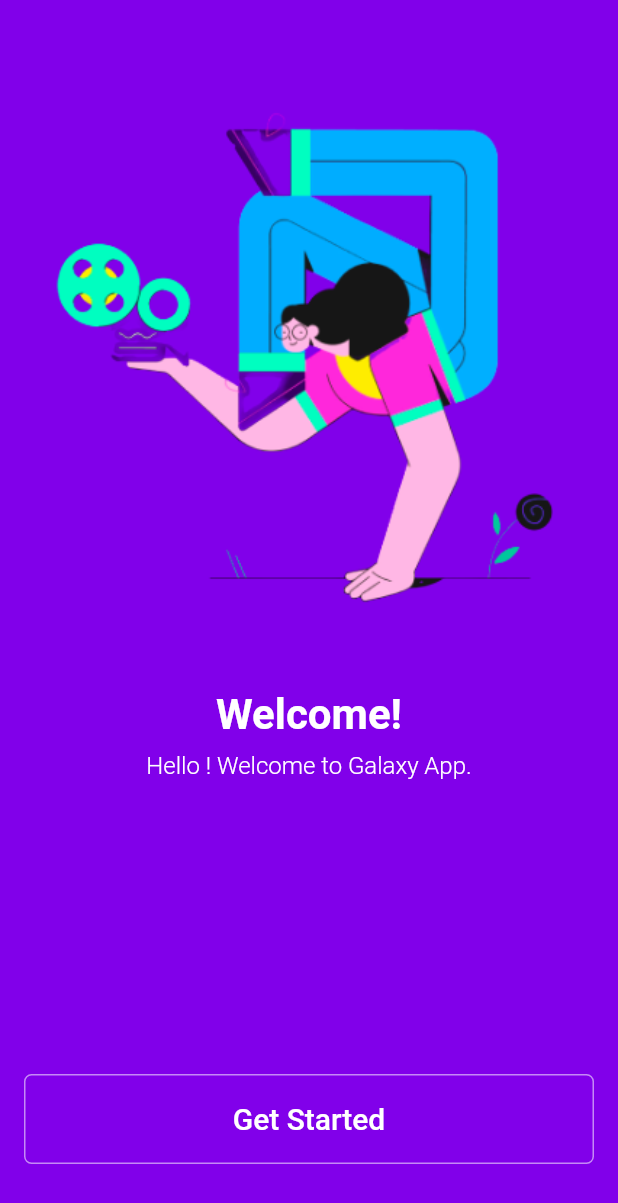
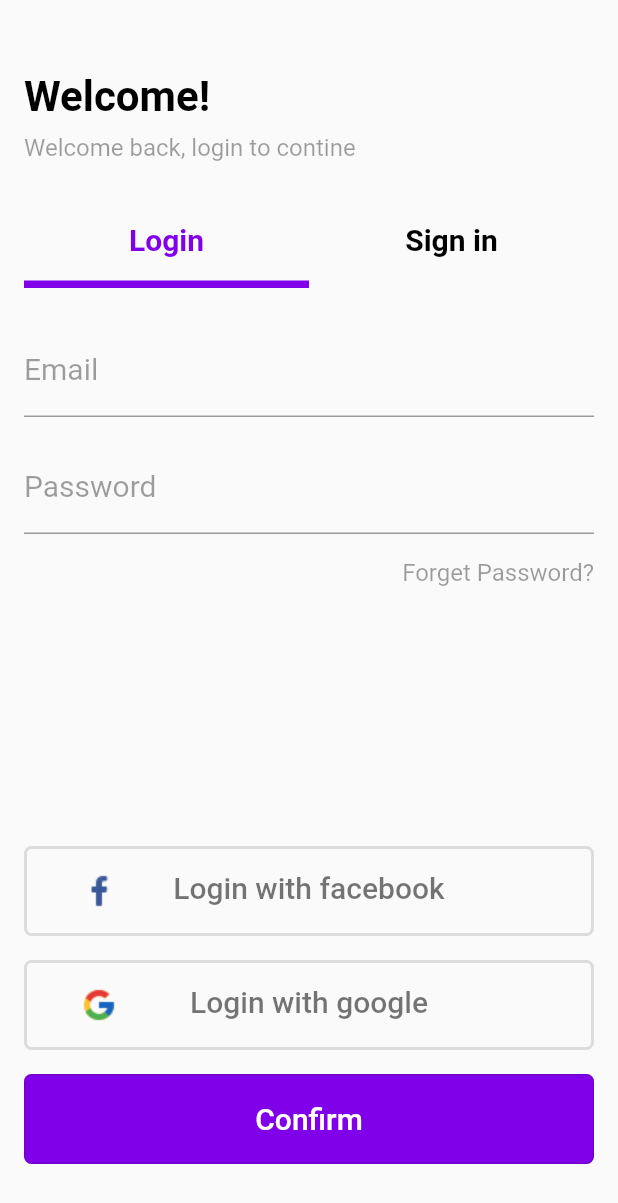
Before and after one commit to n3k00/movie_booking_app, a Flutter app: the screen it shows after launch, on a phone screen of 412 x 824 dp. Shown: the top 1203 px of the screen. Run offline on Flutter 3.47's test engine with Material 2 defaults, Android fonts, the phone set to English and light mode, and no system bars.

Commit message:
Add Login and Register Page

```diff
--- a/lib/main.dart
+++ b/lib/main.dart
@@ -1,4 +1,5 @@
 import 'package:flutter/material.dart';
+import 'package:movie_booking_app/pages/login_and_register_page.dart';
 import 'package:movie_booking_app/pages/welcome_page.dart';
 
 void main() {
@@ -11,7 +12,7 @@ class MyApp extends StatelessWidget {
   Widget build(BuildContext context) {
     return MaterialApp(
       debugShowCheckedModeBanner: false,
-      home: WelcomePage(),
+      home: LoginAndRegisterPage(),
     );
   }
 }
--- /dev/null
+++ b/lib/pages/login_and_register_page.dart
@@ -0,0 +1,291 @@
+import 'package:flutter/material.dart';
+import 'package:flutter/services.dart';
+import 'package:movie_booking_app/resources/colors.dart';
+import 'package:movie_booking_app/resources/dimens.dart';
+import 'package:movie_booking_app/resources/strings.dart';
+import 'package:movie_booking_app/widgets/button_widget.dart';
+import 'package:movie_booking_app/widgets/signin_and_login_button_widget.dart';
+import 'package:movie_booking_app/widgets/title_text.dart';
+
+class LoginAndRegisterPage extends StatelessWidget {
+  @override
+  Widget build(BuildContext context) {
+    return Scaffold(
+      body: SingleChildScrollView(
+        child: Container(
+          height: MediaQuery.of(context).size.height,
+          padding: EdgeInsets.symmetric(
+            horizontal: MARGIN_MEDIUM_2,
+            vertical: MARGIN_XXLARGE,
+          ),
+          child: Column(
+            crossAxisAlignment: CrossAxisAlignment.start,
+            children: [
+              TitleText(WELCOME_TITLE),
+              SizedBox(height: MARGIN_MEDIUM),
+              Text(
+                LOGIN_WELCOME_TEXT,
+                style: TextStyle(
+                  color: Colors.black38,
+                  fontWeight: FontWeight.w400,
+                  fontSize: TEXT_REGULAR_2X,
+                ),
+              ),
+              SizedBox(height: MARGIN_LARGE),
+              Expanded(
+                child: DefaultTabController(
+                  length: 2,
+                  child: Column(
+                    mainAxisSize: MainAxisSize.max,
+                    children: [
+                      TabBar(
+                        onTap: null,
+                        indicatorColor: PRIMARY_COLOR,
+                        indicatorWeight: 5.0,
+                        labelColor: PRIMARY_COLOR,
+                        unselectedLabelColor: Colors.black,
+                        labelStyle: TextStyle(
+                          fontWeight: FontWeight.bold,
+                          fontSize: TEXT_REGULAR_3X,
+                        ),
+                        labelPadding: EdgeInsets.all(MARGIN_MEDIUM_2),
+                        tabs: [
+                          Text(LOGIN_TEXT),
+                          Text(SIGN_IN_TEXT),
+                        ],
+                      ),
+                      SizedBox(height: MARGIN_LARGE),
+                      Expanded(
+                        child: TabBarView(
+                          children: [
+                            LoginView(),
+                            SignInView(),
+                          ],
+                        ),
+                      ),
+                    ],
+                  ),
+                ),
+              ),
+            ],
+          ),
+        ),
+      ),
+    );
+  }
+}
+
+class SignInView extends StatelessWidget {
+  @override
+  Widget build(BuildContext context) {
+    return Container(
+      child: Column(children: [
+        SingInTextFieldVIew(),
+        Spacer(),
+        SignInButtonsView(),
+      ]),
+    );
+  }
+}
+
+class SignInButtonsView extends StatelessWidget {
+  @override
+  Widget build(BuildContext context) {
+    return Container(
+      child: Column(
+        children: [
+          SignInAndLoginButtonWidget(
+            SIGN_IN_WITH_FACEBOOK,
+            Image.asset(
+              "assets/icons/facebook.png",
+              width: 36,
+              height: 36,
+            ),
+          ),
+          SizedBox(height: MARGIN_MEDIUM_2),
+          SignInAndLoginButtonWidget(
+            SIGN_IN_WITH_GOOGLE,
+            Image.asset(
+              "assets/icons/google.png",
+              width: 36,
+              height: 36,
+            ),
+          ),
+          SizedBox(height: MARGIN_MEDIUM_2),
+          ButtonWidget(CONFIRM_TEXT),
+        ],
+      ),
+    );
+  }
+}
+
+class SingInTextFieldVIew extends StatelessWidget {
+  @override
+  Widget build(BuildContext context) {
+    return Column(
+      children: [
+        TextField(
+          decoration: InputDecoration(
+            labelText: NAME_TEXT,
+            labelStyle: TextStyle(
+              color: Colors.black38,
+              fontWeight: FontWeight.w400,
+              fontSize: TEXT_REGULAR_3X,
+            ),
+            focusedBorder: UnderlineInputBorder(
+              borderSide: BorderSide(color: Colors.black12),
+            ),
+          ),
+        ),
+        SizedBox(height: MARGIN_MEDIUM_2),
+        TextField(
+          keyboardType: TextInputType.number,
+          decoration: InputDecoration(
+            labelText: PHONE_NUMBER_TEXT,
+            labelStyle: TextStyle(
+              color: Colors.black38,
+              fontWeight: FontWeight.w400,
+              fontSize: TEXT_REGULAR_3X,
+            ),
+            focusedBorder: UnderlineInputBorder(
+              borderSide: BorderSide(color: Colors.black12),
+            ),
+          ),
+        ),
+        SizedBox(height: MARGIN_MEDIUM_2),
+        TextField(
+          decoration: InputDecoration(
+            labelText: EMAIL_TEXT,
+            labelStyle: TextStyle(
+              color: Colors.black38,
+              fontWeight: FontWeight.w400,
+              fontSize: TEXT_REGULAR_3X,
+            ),
+            focusedBorder: UnderlineInputBorder(
+              borderSide: BorderSide(color: Colors.black12),
+            ),
+          ),
+        ),
+        SizedBox(height: MARGIN_MEDIUM_2),
+        TextField(
+          obscureText: true,
+          decoration: InputDecoration(
+            labelText: PASSWORD_TEXT,
+            labelStyle: TextStyle(
+              color: Colors.black38,
+              fontWeight: FontWeight.w400,
+              fontSize: TEXT_REGULAR_3X,
+            ),
+            focusedBorder: UnderlineInputBorder(
+              borderSide: BorderSide(
+                color: Colors.black12,
+              ),
+            ),
+          ),
+        ),
+      ],
+    );
+  }
+}
+
+class LoginView extends StatelessWidget {
+  @override
+  Widget build(BuildContext context) {
+    return Container(
+      child: Column(
+        children: [
+          LoginTextFieldAndForgetTextView(),
+          Spacer(),
+          LoginButtonsView(),
+        ],
+      ),
+    );
+  }
+}
+
+class LoginButtonsView extends StatelessWidget {
+  const LoginButtonsView({
+    Key key,
+  }) : super(key: key);
+
+  @override
+  Widget build(BuildContext context) {
+    return Container(
+      child: Column(
+        children: [
+          SignInAndLoginButtonWidget(
+            LOGIN_WITH_FACEBOOK,
+            Image.asset(
+              "assets/icons/facebook.png",
+              width: 36,
+              height: 36,
+            ),
+          ),
+          SizedBox(height: MARGIN_MEDIUM_2),
+          SignInAndLoginButtonWidget(
+            LOGIN_WITH_GOOGLE,
+            Image.asset(
+              "assets/icons/google.png",
+              width: 36,
+              height: 36,
+            ),
+          ),
+          SizedBox(height: MARGIN_MEDIUM_2),
+          ButtonWidget(CONFIRM_TEXT),
+        ],
+      ),
+    );
+  }
+}
+
+class LoginTextFieldAndForgetTextView extends StatelessWidget {
+  @override
+  Widget build(BuildContext context) {
+    return Column(
+      crossAxisAlignment: CrossAxisAlignment.end,
+      children: [
+        TextField(
+          decoration: InputDecoration(
+            labelText: EMAIL_TEXT,
+            labelStyle: TextStyle(
+              color: Colors.black38,
+              fontWeight: FontWeight.w400,
+              fontSize: TEXT_REGULAR_3X,
+            ),
+            focusedBorder: UnderlineInputBorder(
+              borderSide: BorderSide(color: Colors.black12),
+            ),
+          ),
+        ),
+        SizedBox(height: MARGIN_MEDIUM_2),
+        TextField(
+          obscureText: true,
+          decoration: InputDecoration(
+            labelText: PASSWORD_TEXT,
+            labelStyle: TextStyle(
+              color: Colors.black38,
+              fontWeight: FontWeight.w400,
+              fontSize: TEXT_REGULAR_3X,
+            ),
+            focusedBorder: UnderlineInputBorder(
+              borderSide: BorderSide(
+                color: Colors.black12,
+              ),
+            ),
+          ),
+        ),
+        SizedBox(
+          height: MARGIN_MEDIUM_2,
+        ),
+        Text(
+          LOGIN_FORGET_PASSWORD_TEXT,
+          style: TextStyle(
+            color: Colors.black38,
+            fontWeight: FontWeight.w400,
+            fontSize: TEXT_REGULAR_2X,
+          ),
+        ),
+      ],
+    );
+  }
+}
--- a/lib/pages/welcome_page.dart
+++ b/lib/pages/welcome_page.dart
@@ -3,6 +3,7 @@ import 'package:movie_booking_app/resources/colors.dart';
 import 'package:movie_booking_app/resources/dimens.dart';
 import 'package:movie_booking_app/resources/strings.dart';
 import 'package:movie_booking_app/widgets/button_widget.dart';
+import 'package:movie_booking_app/widgets/title_text.dart';
 
 class WelcomePage extends StatelessWidget {
   @override
@@ -21,12 +22,9 @@ class WelcomePage extends StatelessWidget {
               ),
               child: Column(
                 children: [
-                  Text(
+                  TitleText(
                     WELCOME_TITLE,
-                    style: TextStyle(
-                        color: Colors.white,
-                        fontWeight: FontWeight.w600,
-                        fontSize: TEXT_HEADING_X2),
+                    titleColor: Colors.white,
                   ),
                   SizedBox(height: MARGIN_MEDIUM),
                   Text(
@@ -38,7 +36,10 @@ class WelcomePage extends StatelessWidget {
                     ),
                   ),
                   Spacer(),
-                  ButtonWidget(),
+                  ButtonWidget(
+                    WELCOME_BUTTON_TEXT,
+                    isGhostBtn: true,
+                  ),
                 ],
               ),
             ),
--- a/lib/resources/colors.dart
+++ b/lib/resources/colors.dart
@@ -1,3 +1,4 @@
 import 'package:flutter/material.dart';
 
 const PRIMARY_COLOR = Color.fromRGBO(129, 0, 234, 1.0);
+const TEXT_FIELD_FOCUS_BORDER_COLOR = Color.fromRGBO(233, 234, 242, 1.0);
--- a/lib/resources/strings.dart
+++ b/lib/resources/strings.dart
@@ -1,3 +1,16 @@
 const WELCOME_TITLE = "Welcome!";
 const WELCOME_TEXT = "Hello ! Welcome to Galaxy App.";
 const WELCOME_BUTTON_TEXT = "Get Started";
+const LOGIN_WELCOME_TEXT = "Welcome back, login to contine";
+const LOGIN_TEXT = "Login";
+const SIGN_IN_TEXT = "Sign in";
+const EMAIL_TEXT = "Email";
+const PASSWORD_TEXT = "Password";
+const LOGIN_FORGET_PASSWORD_TEXT = "Forget Password?";
+const CONFIRM_TEXT = "Confirm";
+const SIGN_IN_WITH_FACEBOOK = "Sign in with facebook";
+const SIGN_IN_WITH_GOOGLE = "Sing in with google";
+const NAME_TEXT = "Name";
+const PHONE_NUMBER_TEXT = "Phone Number";
+const LOGIN_WITH_FACEBOOK = "Login with facebook";
+const LOGIN_WITH_GOOGLE = "Login with google";
--- a/lib/widgets/button_widget.dart
+++ b/lib/widgets/button_widget.dart
@@ -1,17 +1,28 @@
 import 'package:flutter/material.dart';
+import 'package:movie_booking_app/resources/colors.dart';
 import 'package:movie_booking_app/resources/dimens.dart';
 import 'package:movie_booking_app/resources/strings.dart';
 
 class ButtonWidget extends StatelessWidget {
+  final String btnText;
+  final bool isGhostBtn;
+
+  ButtonWidget(
+    this.btnText, {
+    this.isGhostBtn = false,
+  });
+
   @override
   Widget build(BuildContext context) {
     return OutlinedButton(
       style: OutlinedButton.styleFrom(
         primary: Colors.red,
-        side: BorderSide(
-          width: 1,
-          color: Colors.white54,
-        ),
+        side: isGhostBtn
+            ? BorderSide(
+                width: 2,
+                color: Colors.white54,
+              )
+            : null,
         shape: RoundedRectangleBorder(
           borderRadius: BorderRadius.all(
             Radius.circular(5),
@@ -21,9 +32,10 @@ class ButtonWidget extends StatelessWidget {
           MediaQuery.of(context).size.width,
           60,
         ),
+        backgroundColor: isGhostBtn ? null : PRIMARY_COLOR,
       ),
       child: Text(
-        WELCOME_BUTTON_TEXT,
+        btnText,
         style: TextStyle(
           color: Colors.white,
           fontWeight: FontWeight.w500,
--- /dev/null
+++ b/lib/widgets/signin_and_login_button_widget.dart
@@ -0,0 +1,63 @@
+import 'package:flutter/material.dart';
+import 'package:movie_booking_app/resources/colors.dart';
+import 'package:movie_booking_app/resources/dimens.dart';
+import 'package:movie_booking_app/resources/strings.dart';
+
+class SignInAndLoginButtonWidget extends StatelessWidget {
+  final String btnText;
+  final Image btnImage;
+
+  SignInAndLoginButtonWidget(
+    this.btnText,
+    this.btnImage,
+  );
+
+  @override
+  Widget build(BuildContext context) {
+    return OutlinedButton(
+      style: OutlinedButton.styleFrom(
+        primary: Colors.red,
+        side: BorderSide(
+          width: 2,
+          color: Colors.black12,
+        ),
+        shape: RoundedRectangleBorder(
+          borderRadius: BorderRadius.all(
+            Radius.circular(5),
+          ),
+        ),
+        minimumSize: Size(
+          MediaQuery.of(context).size.width,
+          60,
+        ),
+      ),
+      child: Stack(
+        children: [
+          Align(
+            alignment: Alignment.centerLeft,
+            child: Container(
+              padding: EdgeInsets.only(left: MARGIN_MEDIUM_2),
+              child: btnImage,
+            ),
+          ),
+          Align(
+            child: Column(
+              children: [
+                SizedBox(height: MARGIN_SMALL),
+                Text(
+                  btnText,
+                  style: TextStyle(
+                    color: Colors.black54,
+                    fontWeight: FontWeight.w500,
+                    fontSize: TEXT_REGULAR_3X,
+                  ),
+                ),
+              ],
+            ),
+          )
+        ],
+      ),
+      onPressed: null,
+    );
+  }
+}
--- /dev/null
+++ b/lib/widgets/title_text.dart
@@ -0,0 +1,20 @@
+import 'package:flutter/material.dart';
+import 'package:movie_booking_app/resources/dimens.dart';
+
+class TitleText extends StatelessWidget {
+  final String title;
+  final Color titleColor;
+
+  TitleText(this.title, {this.titleColor = Colors.black});
+
+  @override
+  Widget build(BuildContext context) {
+    return Text(
+      title,
+      style: TextStyle(
+          color: titleColor,
+          fontWeight: FontWeight.w600,
+          fontSize: TEXT_HEADING_X2),
+    );
+  }
+}
--- a/pubspec.yaml
+++ b/pubspec.yaml
@@ -50,6 +50,7 @@ flutter:
   #   - images/a_dot_ham.jpeg
   assets:
     - assets/images/
+    - assets/icons/
 
   # An image asset can refer to one or more resolution-specific "variants", see
   # https://flutter.dev/assets-and-images/#resolution-aware.
```
Also changed, not shown: assets/icons/facebook.png (added), assets/icons/google.png (added).
